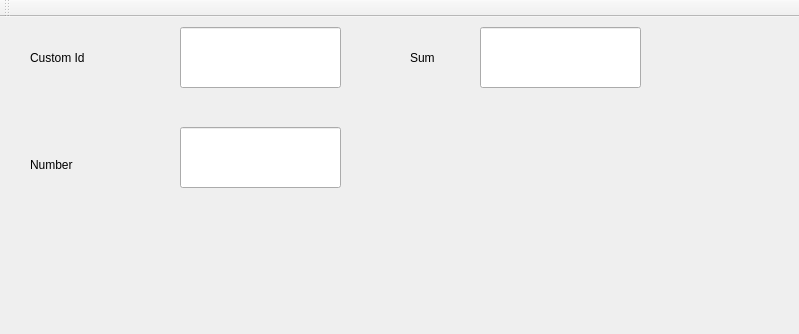
Above: summons_practice/ui/summons_practice.ui from siryang/toolkits before the change. Below: the same form after it.
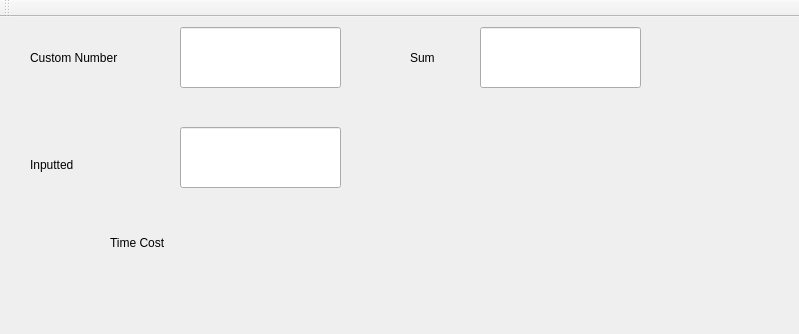
That is the form after the change.

The edit to the form file:
```diff
--- a/summons_practice/ui/summons_practice.ui
+++ b/summons_practice/ui/summons_practice.ui
@@ -40,7 +40,7 @@
      </rect>
     </property>
     <property name="text">
-     <string>Custom Id</string>
+     <string>Custom Number</string>
     </property>
    </widget>
    <widget class="QLabel" name="label_3">
@@ -66,7 +66,7 @@
      </rect>
     </property>
     <property name="text">
-     <string>Number</string>
+     <string>Inputted</string>
     </property>
    </widget>
    <widget class="QLineEdit" name="CurrentNum">
@@ -101,6 +101,19 @@
      </font>
     </property>
    </widget>
+   <widget class="QLabel" name="costTime">
+    <property name="geometry">
+     <rect>
+      <x>110</x>
+      <y>200</y>
+      <width>481</width>
+      <height>51</height>
+     </rect>
+    </property>
+    <property name="text">
+     <string>Time Cost</string>
+    </property>
+   </widget>
   </widget>
   <widget class="QMenuBar" name="menuBar">
    <property name="geometry">
```
Left out of the diff: 28 changed lines with no effect on the pictures.
